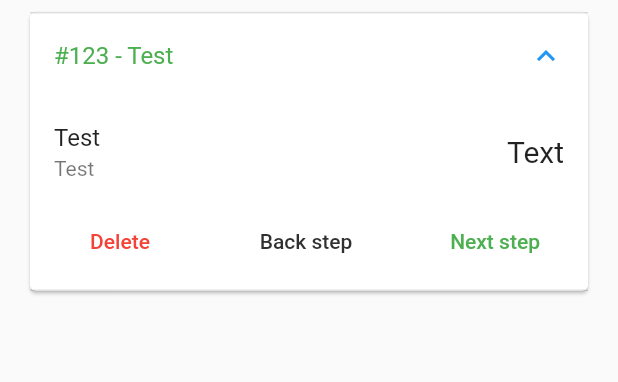
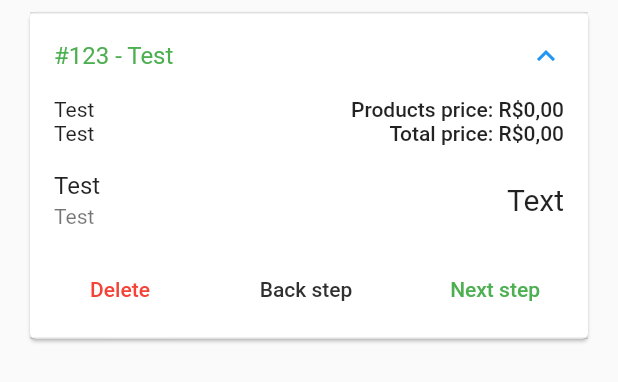
Before and after one commit to luidimso/flutter_app_marketplace_admin, a Flutter app: the OrderTileComponent widget shown alone on an empty page, opened directly, after a tap on "#123 - Test", on a phone screen of 412 x 824 dp. Shown: the top 382 px of the screen. Run offline on Flutter 3.47's test engine with Material 2 defaults, Android fonts, the phone set to English and light mode, and no system bars; our stand-ins replace cloud_firestore, firebase_auth, rxdart, shimmer; missing offline and left inert: bloc_pattern; accounts and stored records are empty.

Commit message:
Order service

```diff
--- /dev/null
+++ b/lib/component/orderTileHeader_component.dart
@@ -0,0 +1,35 @@
+import 'package:flutter/material.dart';
+
+class OrderTileHeaderComponent extends StatelessWidget {
+  @override
+  Widget build(BuildContext context) {
+    return Row(
+      children: <Widget>[
+        Expanded(
+            child: Column(
+              crossAxisAlignment: CrossAxisAlignment.start,
+              children: <Widget>[
+                Text("Test"),
+                Text("Test")
+              ],
+            )
+        ),
+        Column(
+          crossAxisAlignment: CrossAxisAlignment.end,
+          children: <Widget>[
+            Text("Products price: R\$0,00",
+              style: TextStyle(
+                fontWeight: FontWeight.w500
+              ),
+            ),
+            Text("Total price: R\$0,00",
+              style: TextStyle(
+                fontWeight: FontWeight.w500
+              )
+            )
+          ],
+        )
+      ],
+    );
+  }
+}
--- a/lib/component/orderTile_component.dart
+++ b/lib/component/orderTile_component.dart
@@ -1,4 +1,5 @@
 import 'package:flutter/material.dart';
+import 'package:flutter_app_marketplace_admin/component/orderTileHeader_component.dart';
 
 class OrderTileComponent extends StatelessWidget {
   @override
@@ -26,6 +27,7 @@ class OrderTileComponent extends StatelessWidget {
               child: Column(
                 crossAxisAlignment: CrossAxisAlignment.stretch,
                 children: <Widget>[
+                  OrderTileHeaderComponent(),
                   Column(
                     mainAxisSize: MainAxisSize.min,
                     children: <Widget>[
```
Also changed, not shown: lib/services/order_service.dart (added, +43 -0 lines).
